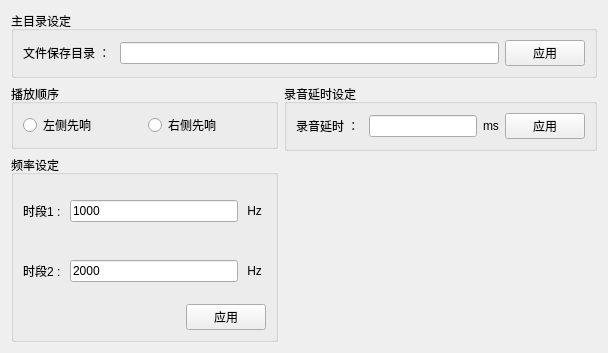
Old version of the form Setup4AutoTest.ui in the repository YeeeeRQ/SpeakerTest.
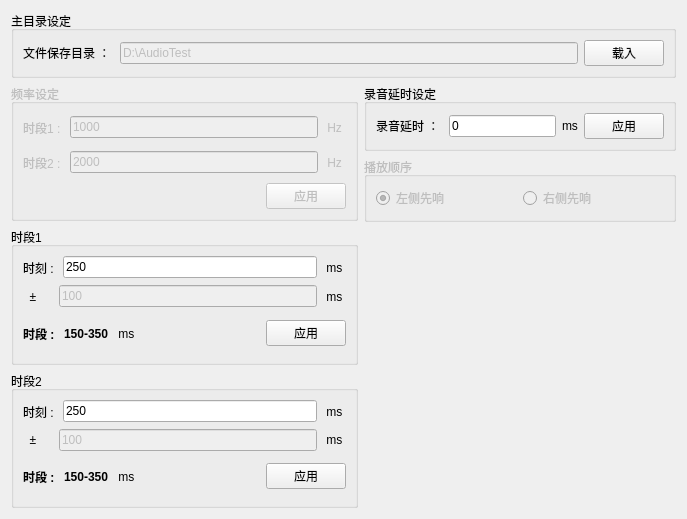
New version of the form.

Diff of the .ui file:
```diff
--- a/Setup4AutoTest.ui
+++ b/Setup4AutoTest.ui
@@ -6,14 +6,14 @@
    <rect>
     <x>0</x>
     <y>0</y>
-    <width>608</width>
-    <height>353</height>
+    <width>687</width>
+    <height>519</height>
    </rect>
   </property>
   <property name="windowTitle">
    <string>Form</string>
   </property>
-  <layout class="QHBoxLayout" name="horizontalLayout_10">
+  <layout class="QVBoxLayout" name="verticalLayout_5">
    <item>
     <layout class="QVBoxLayout" name="verticalLayout_7">
      <item>
@@ -34,14 +34,21 @@
              </widget>
             </item>
             <item>
-             <widget class="QLineEdit" name="lineEdit_2"/>
+             <widget class="QLineEdit" name="lineEdit_mainWorkDir">
+              <property name="enabled">
+               <bool>false</bool>
+              </property>
+              <property name="text">
+               <string>D:\AudioTest</string>
+              </property>
+             </widget>
             </item>
            </layout>
           </item>
           <item>
            <widget class="QPushButton" name="pushButton">
             <property name="text">
-             <string>应用</string>
+             <string>载入</string>
             </property>
            </widget>
           </item>
@@ -53,36 +60,14 @@
      <item>
       <layout class="QHBoxLayout" name="horizontalLayout_8">
        <item>
-        <layout class="QVBoxLayout" name="verticalLayout_5" stretch="1,3">
+        <layout class="QHBoxLayout" name="horizontalLayout_16">
          <item>
-          <widget class="QGroupBox" name="groupBox">
-           <property name="title">
-            <string>播放顺序</string>
-           </property>
-           <layout class="QVBoxLayout" name="verticalLayout">
-            <item>
-             <layout class="QHBoxLayout" name="horizontalLayout_3">
-              <item>
-               <widget class="QRadioButton" name="radioButton">
-                <property name="text">
-                 <string>左侧先响</string>
-                </property>
-               </widget>
-              </item>
-              <item>
-               <widget class="QRadioButton" name="radioButton_2">
-                <property name="text">
-                 <string>右侧先响</string>
-                </property>
-               </widget>
-              </item>
-             </layout>
-            </item>
-           </layout>
-          </widget>
-         </item>
+          <layout class="QVBoxLayout" name="verticalLayout_8">
          <item>
           <widget class="QGroupBox" name="groupBox_2">
+             <property name="enabled">
+              <bool>false</bool>
+             </property>
            <property name="title">
             <string>频率设定</string>
            </property>
@@ -164,6 +149,248 @@
            </layout>
           </widget>
          </item>
+           <item>
+            <widget class="QGroupBox" name="groupBox_6">
+             <property name="title">
+              <string>时段1</string>
+             </property>
+             <layout class="QVBoxLayout" name="verticalLayout_9">
+              <item>
+               <layout class="QVBoxLayout" name="verticalLayout_4">
+                <item>
+                 <layout class="QHBoxLayout" name="horizontalLayout_10">
+                  <item>
+                   <widget class="QLabel" name="label_13">
+                    <property name="text">
+                     <string>时刻 : </string>
+                    </property>
+                   </widget>
+                  </item>
+                  <item>
+                   <widget class="QLineEdit" name="lineEdit_duration1">
+                    <property name="text">
+                     <string>250</string>
+                    </property>
+                   </widget>
+                  </item>
+                  <item>
+                   <widget class="QLabel" name="label_15">
+                    <property name="text">
+                     <string> ms </string>
+                    </property>
+                   </widget>
+                  </item>
+                 </layout>
+                </item>
+                <item>
+                 <layout class="QHBoxLayout" name="horizontalLayout_11" stretch="0,0,0">
+                  <item>
+                   <widget class="QLabel" name="label_11">
+                    <property name="text">
+                     <string>  ±     </string>
+                    </property>
+                   </widget>
+                  </item>
+                  <item>
+                   <widget class="QLineEdit" name="lineEdit_durationRange1">
+                    <property name="enabled">
+                     <bool>false</bool>
+                    </property>
+                    <property name="text">
+                     <string>100</string>
+                    </property>
+                   </widget>
+                  </item>
+                  <item>
+                   <widget class="QLabel" name="label_14">
+                    <property name="text">
+                     <string> ms </string>
+                    </property>
+                   </widget>
+                  </item>
+                 </layout>
+                </item>
+                <item>
+                 <layout class="QHBoxLayout" name="horizontalLayout_13">
+                  <item>
+                   <widget class="QLabel" name="label_8">
+                    <property name="font">
+                     <font>
+                      <bold>true</bold>
+                     </font>
+                    </property>
+                    <property name="text">
+                     <string>时段 : </string>
+                    </property>
+                   </widget>
+                  </item>
+                  <item>
+                   <widget class="QLabel" name="label_duration1">
+                    <property name="font">
+                     <font>
+                      <bold>true</bold>
+                     </font>
+                    </property>
+                    <property name="text">
+                     <string>150-350</string>
+                    </property>
+                   </widget>
+                  </item>
+                  <item>
+                   <widget class="QLabel" name="label_16">
+                    <property name="text">
+                     <string> ms </string>
+                    </property>
+                   </widget>
+                  </item>
+                  <item>
+                   <spacer name="horizontalSpacer_2">
+                    <property name="orientation">
+                     <enum>Qt::Horizontal</enum>
+                    </property>
+                    <property name="sizeHint" stdset="0">
+                     <size>
+                      <width>123</width>
+                      <height>39</height>
+                     </size>
+                    </property>
+                   </spacer>
+                  </item>
+                  <item>
+                   <widget class="QPushButton" name="btnTestDurationApply1">
+                    <property name="text">
+                     <string>应用</string>
+                    </property>
+                   </widget>
+                  </item>
+                 </layout>
+                </item>
+               </layout>
+              </item>
+             </layout>
+            </widget>
+           </item>
+           <item>
+            <widget class="QGroupBox" name="groupBox_7">
+             <property name="title">
+              <string>时段2</string>
+             </property>
+             <layout class="QVBoxLayout" name="verticalLayout_14">
+              <item>
+               <layout class="QVBoxLayout" name="verticalLayout_10">
+                <item>
+                 <layout class="QHBoxLayout" name="horizontalLayout_12">
+                  <item>
+                   <widget class="QLabel" name="label_17">
+                    <property name="text">
+                     <string>时刻 : </string>
+                    </property>
+                   </widget>
+                  </item>
+                  <item>
+                   <widget class="QLineEdit" name="lineEdit_duration2">
+                    <property name="text">
+                     <string>250</string>
+                    </property>
+                   </widget>
+                  </item>
+                  <item>
+                   <widget class="QLabel" name="label_18">
+                    <property name="text">
+                     <string> ms </string>
+                    </property>
+                   </widget>
+                  </item>
+                 </layout>
+                </item>
+                <item>
+                 <layout class="QHBoxLayout" name="horizontalLayout_14" stretch="0,0,0">
+                  <item>
+                   <widget class="QLabel" name="label_19">
+                    <property name="text">
+                     <string>  ±     </string>
+                    </property>
+                   </widget>
+                  </item>
+                  <item>
+                   <widget class="QLineEdit" name="lineEdit_durationRange2">
+                    <property name="enabled">
+                     <bool>false</bool>
+                    </property>
+                    <property name="text">
+                     <string>100</string>
+                    </property>
+                   </widget>
+                  </item>
+                  <item>
+                   <widget class="QLabel" name="label_20">
+                    <property name="text">
+                     <string> ms </string>
+                    </property>
+                   </widget>
+                  </item>
+                 </layout>
+                </item>
+                <item>
+                 <layout class="QHBoxLayout" name="horizontalLayout_15">
+                  <item>
+                   <widget class="QLabel" name="label_9">
+                    <property name="font">
+                     <font>
+                      <bold>true</bold>
+                     </font>
+                    </property>
+                    <property name="text">
+                     <string>时段 : </string>
+                    </property>
+                   </widget>
+                  </item>
+                  <item>
+                   <widget class="QLabel" name="label_duration2">
+                    <property name="font">
+                     <font>
+                      <bold>true</bold>
+                     </font>
+                    </property>
+                    <property name="text">
+                     <string>150-350</string>
+                    </property>
+                   </widget>
+                  </item>
+                  <item>
+                   <widget class="QLabel" name="label_22">
+                    <property name="text">
+                     <string> ms </string>
+                    </property>
+                   </widget>
+                  </item>
+                  <item>
+                   <spacer name="horizontalSpacer_3">
+                    <property name="orientation">
+                     <enum>Qt::Horizontal</enum>
+                    </property>
+                    <property name="sizeHint" stdset="0">
+                     <size>
+                      <width>123</width>
+                      <height>39</height>
+                     </size>
+                    </property>
+                   </spacer>
+                  </item>
+                  <item>
+                   <widget class="QPushButton" name="btnTestDurationApply2">
+                    <property name="text">
+                     <string>应用</string>
+                    </property>
+                   </widget>
+                  </item>
+                 </layout>
+                </item>
+               </layout>
+              </item>
+             </layout>
+            </widget>
+           </item>
         </layout>
        </item>
        <item>
@@ -184,7 +411,11 @@
                </widget>
               </item>
               <item>
-               <widget class="QLineEdit" name="lineEdit"/>
+                 <widget class="QLineEdit" name="lineEdit_recordDelay">
+                  <property name="text">
+                   <string>0</string>
+                  </property>
+                 </widget>
               </item>
               <item>
                <widget class="QLabel" name="label_3">
@@ -205,6 +436,39 @@
            </layout>
           </widget>
          </item>
+           <item>
+            <widget class="QGroupBox" name="groupBox">
+             <property name="enabled">
+              <bool>false</bool>
+             </property>
+             <property name="title">
+              <string>播放顺序</string>
+             </property>
+             <layout class="QVBoxLayout" name="verticalLayout">
+              <item>
+               <layout class="QHBoxLayout" name="horizontalLayout_3">
+                <item>
+                 <widget class="QRadioButton" name="radioButton">
+                  <property name="text">
+                   <string>左侧先响</string>
+                  </property>
+                  <property name="checked">
+                   <bool>true</bool>
+                  </property>
+                 </widget>
+                </item>
+                <item>
+                 <widget class="QRadioButton" name="radioButton_2">
+                  <property name="text">
+                   <string>右侧先响</string>
+                  </property>
+                 </widget>
+                </item>
+               </layout>
+              </item>
+             </layout>
+            </widget>
+           </item>
          <item>
           <spacer name="verticalSpacer">
            <property name="orientation">
@@ -213,10 +477,12 @@
            <property name="sizeHint" stdset="0">
             <size>
              <width>20</width>
-             <height>88</height>
+               <height>228</height>
             </size>
            </property>
           </spacer>
+           </item>
+          </layout>
          </item>
         </layout>
        </item>
```
Left out of the diff: 10 changed lines with no effect on the pictures. Lines whose indentation alone changed are shown as unchanged.
